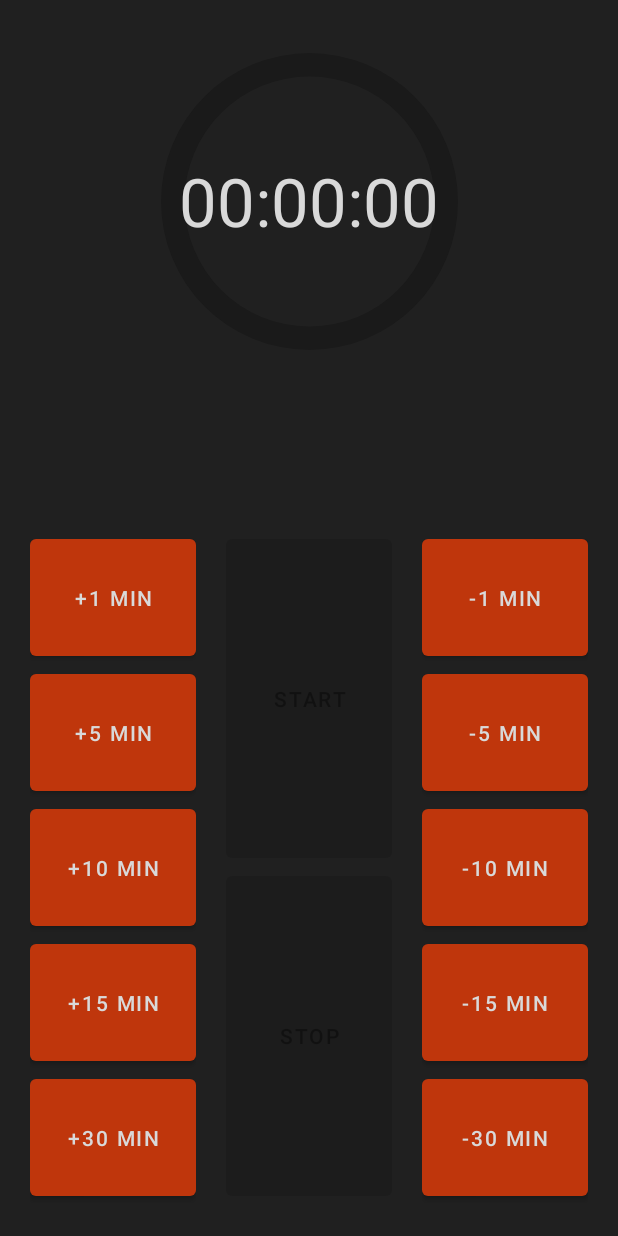
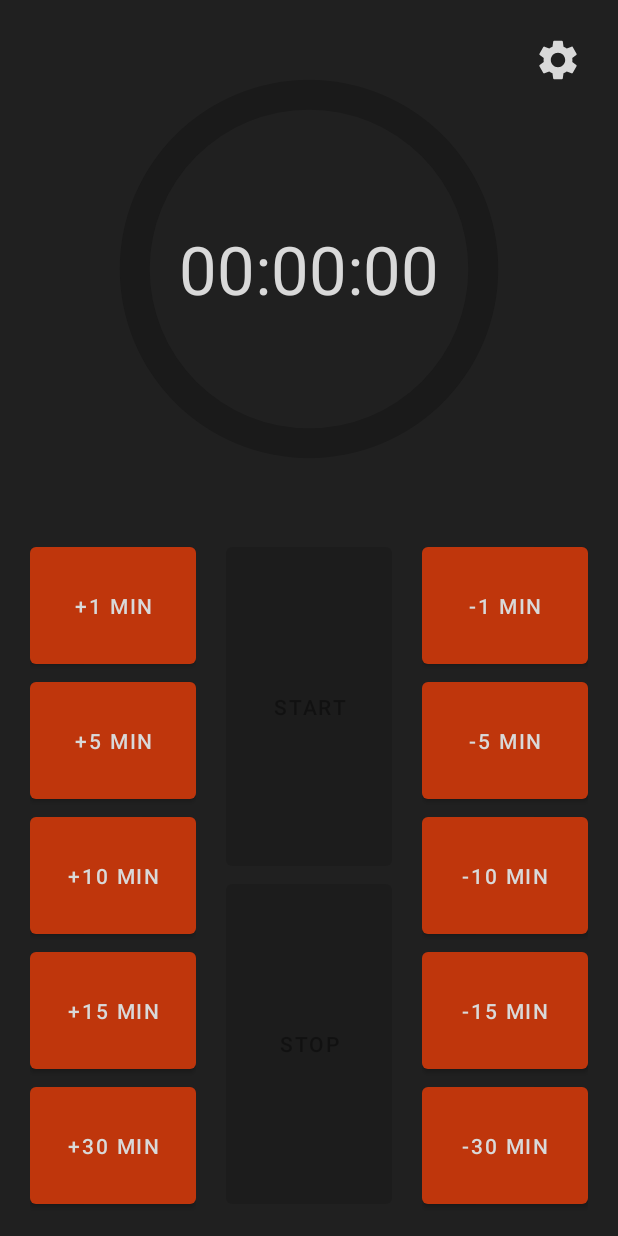
Before and after one commit to Vlad-Zumer/AndroidShutdownTimer, an Android app: the screen it shows after launch (MainActivity), on a phone screen of 412 x 824 dp. Run offline under Robolectric (Android 15) with nearby library versions, the phone set to English and light mode, and no system bars.

Commit message:
alpha 1.1

```diff
--- a/app/src/main/java/TimedShutOff/Data/AppState.java
+++ b/app/src/main/java/TimedShutOff/Data/AppState.java
@@ -6,7 +6,7 @@ import TimedShutOff.Utils.PrefDataUtils;
 
 public class AppState
 {
-    private AppState(){};
+    private AppState(){}
 
     public static AppState Instance = null;
     public static AppState CreateInstance()
--- /dev/null
+++ b/app/src/main/res/drawable/ic_settings.xml
@@ -0,0 +1,5 @@
+<vector android:height="32dp" android:tint="?attr/colorControlNormal"
+    android:viewportHeight="24" android:viewportWidth="24"
+    android:width="32dp" xmlns:android="http://schemas.android.com/apk/res/android">
+    <path android:fillColor="@android:color/white" android:pathData="M19.14,12.94c0.04,-0.3 0.06,-0.61 0.06,-0.94c0,-0.32 -0.02,-0.64 -0.07,-0.94l2.03,-1.58c0.18,-0.14 0.23,-0.41 0.12,-0.61l-1.92,-3.32c-0.12,-0.22 -0.37,-0.29 -0.59,-0.22l-2.39,0.96c-0.5,-0.38 -1.03,-0.7 -1.62,-0.94L14.4,2.81c-0.04,-0.24 -0.24,-0.41 -0.48,-0.41h-3.84c-0.24,0 -0.43,0.17 -0.47,0.41L9.25,5.35C8.66,5.59 8.12,5.92 7.63,6.29L5.24,5.33c-0.22,-0.08 -0.47,0 -0.59,0.22L2.74,8.87C2.62,9.08 2.66,9.34 2.86,9.48l2.03,1.58C4.84,11.36 4.8,11.69 4.8,12s0.02,0.64 0.07,0.94l-2.03,1.58c-0.18,0.14 -0.23,0.41 -0.12,0.61l1.92,3.32c0.12,0.22 0.37,0.29 0.59,0.22l2.39,-0.96c0.5,0.38 1.03,0.7 1.62,0.94l0.36,2.54c0.05,0.24 0.24,0.41 0.48,0.41h3.84c0.24,0 0.44,-0.17 0.47,-0.41l0.36,-2.54c0.59,-0.24 1.13,-0.56 1.62,-0.94l2.39,0.96c0.22,0.08 0.47,0 0.59,-0.22l1.92,-3.32c0.12,-0.22 0.07,-0.47 -0.12,-0.61L19.14,12.94zM12,15.6c-1.98,0 -3.6,-1.62 -3.6,-3.6s1.62,-3.6 3.6,-3.6s3.6,1.62 3.6,3.6S13.98,15.6 12,15.6z"/>
+</vector>
--- a/app/src/main/res/layout/activity_main.xml
+++ b/app/src/main/res/layout/activity_main.xml
@@ -10,19 +10,20 @@
     <ProgressBar
         android:id="@+id/ProgressBar"
         style="?android:progressBarStyle"
-        android:layout_width="250sp"
-        android:layout_height="250sp"
+        android:layout_width="0sp"
+        android:layout_height="0sp"
         android:indeterminate="false"
         android:indeterminateOnly="false"
         android:max="60"
         android:min="0"
         android:progress="0"
         android:progressDrawable="@drawable/determinate_circular_progress_bar"
-        app:layout_constraintBottom_toBottomOf="@+id/TextView"
-        app:layout_constraintEnd_toEndOf="@+id/TextView"
-        app:layout_constraintStart_toStartOf="@+id/TextView"
-        app:layout_constraintTop_toTopOf="@+id/TextView"
-        app:layout_constraintVertical_bias="0.5" />
+        app:layout_constraintBottom_toTopOf="@+id/linearLayout"
+        app:layout_constraintEnd_toEndOf="parent"
+        app:layout_constraintStart_toStartOf="parent"
+        app:layout_constraintTop_toTopOf="parent"
+        app:layout_constraintDimensionRatio="1:1"
+        android:layout_margin="20sp"/>
 
     <TextView
         android:id="@+id/TextView"
@@ -30,11 +31,10 @@
         android:layout_height="wrap_content"
         android:text="120:30:15"
         android:textSize="20pt"
-        app:layout_constraintBottom_toBottomOf="parent"
+        app:layout_constraintBottom_toTopOf="@+id/linearLayout"
         app:layout_constraintLeft_toLeftOf="parent"
         app:layout_constraintRight_toRightOf="parent"
-        app:layout_constraintTop_toTopOf="parent"
-        app:layout_constraintVertical_bias="0.136" />
+        app:layout_constraintTop_toTopOf="parent"/>
 
     <LinearLayout
         android:id="@+id/linearLayout"
@@ -46,8 +46,7 @@
         app:layout_constraintBottom_toBottomOf="parent"
         app:layout_constraintEnd_toEndOf="parent"
         app:layout_constraintStart_toStartOf="parent"
-        app:layout_constraintTop_toBottomOf="@+id/TextView"
-        app:layout_constraintVertical_bias=".9">
+        android:layout_marginBottom="15sp">
 
         <LinearLayout
             android:layout_width="match_parent"
@@ -176,5 +175,17 @@
 
     </LinearLayout>
 
+    <ImageButton
+        android:id="@+id/settingsButton"
+        android:layout_width="40sp"
+        android:layout_height="40sp"
+        android:layout_marginTop="20dp"
+        android:layout_marginEnd="20dp"
+        android:background="@color/background"
+        app:layout_constraintEnd_toEndOf="parent"
+        app:layout_constraintTop_toTopOf="parent"
+        app:srcCompat="@drawable/ic_settings"
+        android:onClick="SettingsButtonClicked" />
+
 
 </androidx.constraintlayout.widget.ConstraintLayout>
--- a/app/src/main/res/values/colors.xml
+++ b/app/src/main/res/values/colors.xml
@@ -9,4 +9,5 @@
     <color name="white">#FFFFFFFF</color>
     <color name="background">#202020</color>
     <color name="textColor">#d9d9d9</color>
+    <color name="textColor_comment">#c0c0c0</color>
 </resources>
```
Also changed, not shown: app/src/main/AndroidManifest.xml (+6 -5 lines), app/src/main/java/TimedShutOff/Data/SettingsState.java (added, +85 -0 lines), app/src/main/java/TimedShutOff/MainActivity/Classes/MainActivity.java (+13 -0 lines), app/src/main/java/TimedShutOff/MainActivity/Classes/PhoneSettings.java (+27 -6 lines), app/src/main/java/TimedShutOff/SettingsActivity/SettingsActivity.java (added, +179 -0 lines), app/src/main/java/TimedShutOff/Utils/PrefDataUtils.java (+15 -0 lines), app/src/main/res/layout/activity_settings.xml (added, +102 -0 lines).
